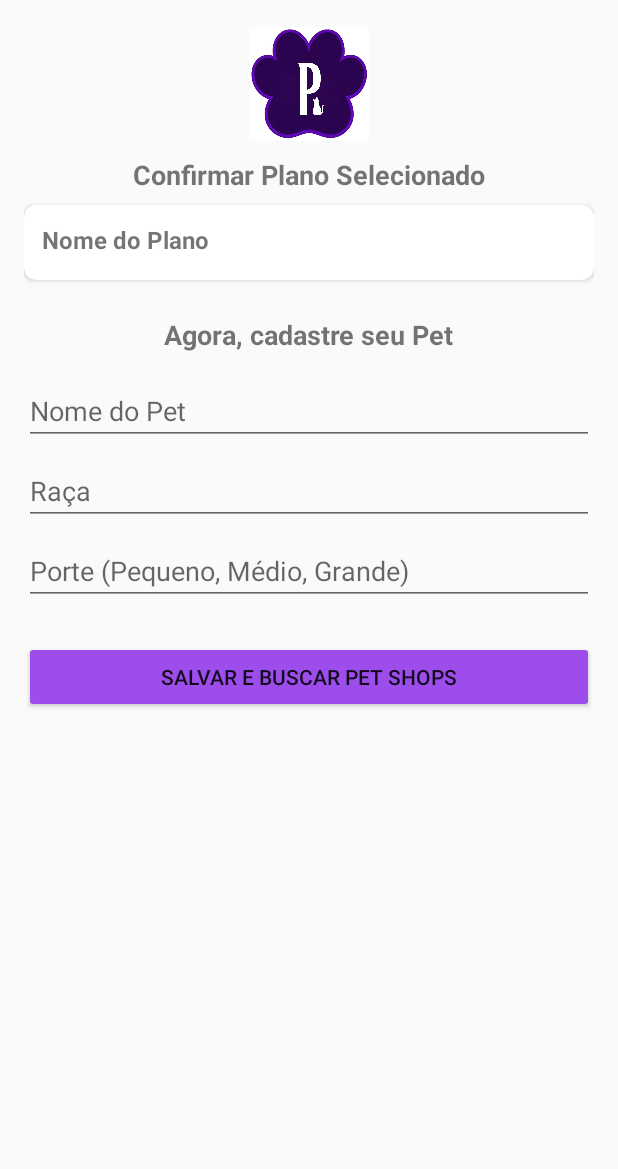
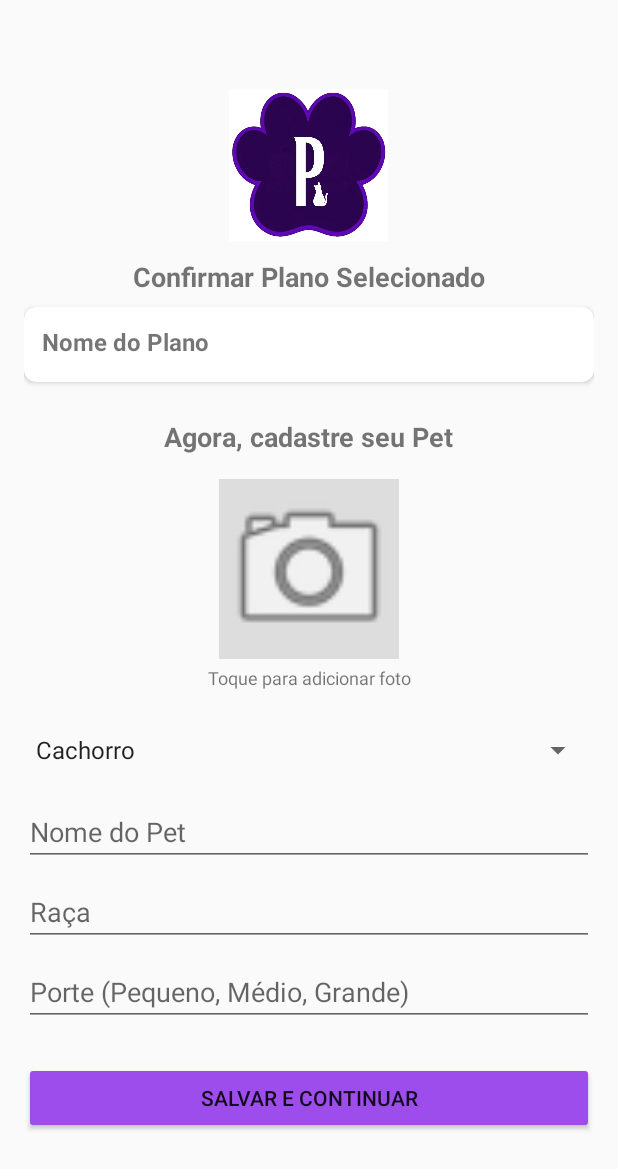
Before and after one commit to rk-sophia/PetPass, an Android app: the PerfilPetActivity screen opened directly, with no data from a screen before it, on a phone screen of 412 x 824 dp. Shown: the top 1169 px of the screen. Run offline under Robolectric (Android 15) with nearby library versions, the phone set to English and light mode, and no system bars; our stand-ins replace Firebase (no records; nobody signed in at launch, a user with empty details on screens opened directly); pictures from the network do not load.

Commit message:
colocando no tema do prjeto e estilizando as páginas

```diff
--- a/app/build.gradle.kts
+++ b/app/build.gradle.kts
@@ -53,6 +53,7 @@ dependencies {
     implementation(platform(libs.firebase.bom))
     implementation(libs.firebase.firestore)
     implementation(libs.firebase.auth)
+    implementation(libs.firebase.storage)
     implementation(libs.recyclerview)
 
     testImplementation(libs.junit)
--- a/app/src/main/AndroidManifest.xml
+++ b/app/src/main/AndroidManifest.xml
@@ -9,7 +9,7 @@
 
     <application
         android:allowBackup="true"
-        android:icon="@mipmap/ic_launcher"
+        android:icon="@drawable/favcon"
         android:label="PetPass Tutor"
         android:theme="@style/Theme.AppCompat.Light.NoActionBar">
 
--- a/app/src/main/java/com/petpass/tutor/PerfilPetActivity.java
+++ b/app/src/main/java/com/petpass/tutor/PerfilPetActivity.java
@@ -1,28 +1,44 @@
 package com.petpass.tutor;
 
 import android.content.Intent;
+import android.net.Uri;
 import android.os.Bundle;
+import android.provider.MediaStore;
 import android.widget.Button;
 import android.widget.EditText;
+import android.widget.ImageView;
+import android.widget.Spinner;
 import android.widget.TextView;
 import android.widget.Toast;
+import androidx.annotation.Nullable;
 import androidx.appcompat.app.AppCompatActivity;
 import androidx.recyclerview.widget.LinearLayoutManager;
 import androidx.recyclerview.widget.RecyclerView;
 import com.google.firebase.auth.FirebaseAuth;
 import com.google.firebase.firestore.FirebaseFirestore;
+import com.google.firebase.storage.FirebaseStorage;
+import com.google.firebase.storage.StorageReference;
 import java.util.ArrayList;
 import java.util.HashMap;
 import java.util.Map;
+import java.util.UUID;
 
 public class PerfilPetActivity extends AppCompatActivity {
 
+    private static final int PICK_IMAGE_REQUEST = 71;
+
     private EditText etNomePet, etRacaPet, etPortePet;
+    private Spinner spTipoPet;
+    private ImageView imgPetFoto;
     private Button btnSalvarPet;
     private TextView tvNomePlanoSelecionado;
     private RecyclerView rvBeneficiosPlano;
+
+    private Uri filePath;
     private FirebaseAuth mAuth;
     private FirebaseFirestore db;
+    private FirebaseStorage storage;
+    private StorageReference storageReference;
 
     @Override
     protected void onCreate(Bundle savedInstanceState) {
@@ -31,10 +47,14 @@ public class PerfilPetActivity extends AppCompatActivity {
 
         mAuth = FirebaseAuth.getInstance();
         db = FirebaseFirestore.getInstance();
+        storage = FirebaseStorage.getInstance();
+        storageReference = storage.getReference();
 
         etNomePet = findViewById(R.id.etNomePet);
         etRacaPet = findViewById(R.id.etRacaPet);
         etPortePet = findViewById(R.id.etPortePet);
+        spTipoPet = findViewById(R.id.spTipoPet);
+        imgPetFoto = findViewById(R.id.imgPetFoto);
         btnSalvarPet = findViewById(R.id.btnSalvarPet);
         tvNomePlanoSelecionado = findViewById(R.id.tvNomePlanoSelecionado);
         rvBeneficiosPlano = findViewById(R.id.rvBeneficiosPlano);
@@ -52,19 +72,57 @@ public class PerfilPetActivity extends AppCompatActivity {
             rvBeneficiosPlano.setAdapter(adapter);
         }
 
+        imgPetFoto.setOnClickListener(v -> escolherImagem());
         btnSalvarPet.setOnClickListener(v -> salvarPetESeguir());
+    }
+
+    private void escolherImagem() {
+        Intent intent = new Intent();
+        intent.setType("image/*");
+        intent.setAction(Intent.ACTION_GET_CONTENT);
+        startActivityForResult(Intent.createChooser(intent, "Selecione a foto do pet"), PICK_IMAGE_REQUEST);
+    }
+
+    @Override
+    protected void onActivityResult(int requestCode, int resultCode, @Nullable Intent data) {
+        super.onActivityResult(requestCode, resultCode, data);
+        if (requestCode == PICK_IMAGE_REQUEST && resultCode == RESULT_OK && data != null && data.getData() != null) {
+            filePath = data.getData();
+            imgPetFoto.setImageURI(filePath);
+        }
     }
 
     private void salvarPetESeguir() {
         String nome = etNomePet.getText().toString().trim();
         String raca = etRacaPet.getText().toString().trim();
         String porte = etPortePet.getText().toString().trim();
+        String tipo = spTipoPet.getSelectedItem().toString();
 
         if (nome.isEmpty() || raca.isEmpty() || porte.isEmpty()) {
             Toast.makeText(this, "Preencha todos os campos do pet", Toast.LENGTH_SHORT).show();
             return;
         }
 
+        if (filePath != null) {
+            uploadImagemESalvar(nome, raca, porte, tipo);
+        } else {
+            salvarNoFirestore(nome, raca, porte, tipo, null);
+        }
+    }
+
+    private void uploadImagemESalvar(String nome, String raca, String porte, String tipo) {
+        StorageReference ref = storageReference.child("pets/" + UUID.randomUUID().toString());
+        ref.putFile(filePath)
+            .addOnSuccessListener(taskSnapshot -> ref.getDownloadUrl().addOnSuccessListener(uri -> {
+                salvarNoFirestore(nome, raca, porte, tipo, uri.toString());
+            }))
+            .addOnFailureListener(e -> {
+                Toast.makeText(this, "Falha no upload: " + e.getMessage(), Toast.LENGTH_SHORT).show();
+                salvarNoFirestore(nome, raca, porte, tipo, null);
+            });
+    }
+
+    private void salvarNoFirestore(String nome, String raca, String porte, String tipo, @Nullable String fotoUrl) {
         String userId = mAuth.getCurrentUser() != null ? mAuth.getCurrentUser().getUid() : null;
         if (userId == null) return;
 
@@ -72,11 +130,15 @@ public class PerfilPetActivity extends AppCompatActivity {
         pet.put("nome", nome);
         pet.put("raca", raca);
         pet.put("porte", porte);
-        pet.put("plano", getIntent().getStringExtra("NOME_PLANO"));
+        pet.put("tipo", tipo);
+        pet.put("fotoUrl", fotoUrl);
+        String nomePlano = getIntent().getStringExtra("NOME_PLANO");
+        pet.put("plano", nomePlano);
 
         db.collection("usuarios").document(userId).collection("pets").add(pet)
             .addOnSuccessListener(documentReference -> {
                 Intent intent = new Intent(PerfilPetActivity.this, CheckoutActivity.class);
+                intent.putExtra("NOME_PLANO", nomePlano); // Garante que o plano chegue no checkout
                 startActivity(intent);
             })
             .addOnFailureListener(e -> Toast.makeText(this, "Erro ao salvar pet", Toast.LENGTH_SHORT).show());
--- a/app/src/main/res/layout/activity_mapa_parceiros.xml
+++ b/app/src/main/res/layout/activity_mapa_parceiros.xml
@@ -31,7 +31,7 @@
             android:layout_height="wrap_content"
             android:layout_margin="16dp"
             android:backgroundTint="#673AB7"
-            android:text="Gerar Check-in / QR Code" />
+            android:text="Selecionar Estabelecimento" />
     </LinearLayout>
 
     <!-- Estado 3: VAZIO -->
--- a/app/src/main/res/layout/activity_perfil_pet.xml
+++ b/app/src/main/res/layout/activity_perfil_pet.xml
@@ -1,17 +1,24 @@
 <?xml version="1.0" encoding="utf-8"?>
-<androidx.constraintlayout.widget.ConstraintLayout xmlns:android="http://schemas.android.com/apk/res/android"
+<androidx.core.widget.NestedScrollView xmlns:android="http://schemas.android.com/apk/res/android"
     xmlns:app="http://schemas.android.com/apk/res-auto"
     xmlns:tools="http://schemas.android.com/tools"
     android:layout_width="match_parent"
     android:layout_height="match_parent"
+    android:fillViewport="true">
+
+    <androidx.constraintlayout.widget.ConstraintLayout
+        android:layout_width="match_parent"
+        android:layout_height="wrap_content"
         android:padding="16dp">
 
         <ImageView
             android:id="@+id/imgLogoPerfil"
-        android:layout_width="80dp"
-        android:layout_height="80dp"
+            android:layout_width="106dp"
+            android:layout_height="108dp"
+            android:layout_marginTop="40dp"
             android:src="@drawable/favcon"
             app:layout_constraintEnd_toEndOf="parent"
+            app:layout_constraintHorizontal_bias="0.498"
             app:layout_constraintStart_toStartOf="parent"
             app:layout_constraintTop_toTopOf="parent" />
 
@@ -70,13 +77,44 @@
             app:layout_constraintStart_toStartOf="parent"
             app:layout_constraintTop_toBottomOf="@+id/cardPlanoSelecionado" />
 
+        <ImageView
+            android:id="@+id/imgPetFoto"
+            android:layout_width="120dp"
+            android:layout_height="120dp"
+            android:layout_marginTop="16dp"
+            android:background="#DDDDDD"
+            android:scaleType="centerCrop"
+            android:src="@android:drawable/ic_menu_camera"
+            app:layout_constraintEnd_toEndOf="parent"
+            app:layout_constraintStart_toStartOf="parent"
+            app:layout_constraintTop_toBottomOf="@+id/tvTituloPet" />
+
+        <TextView
+            android:id="@+id/tvUploadFoto"
+            android:layout_width="wrap_content"
+            android:layout_height="wrap_content"
+            android:layout_marginTop="4dp"
+            android:text="Toque para adicionar foto"
+            android:textSize="12sp"
+            app:layout_constraintEnd_toEndOf="parent"
+            app:layout_constraintStart_toStartOf="parent"
+            app:layout_constraintTop_toBottomOf="@+id/imgPetFoto" />
+
+        <Spinner
+            android:id="@+id/spTipoPet"
+            android:layout_width="match_parent"
+            android:layout_height="48dp"
+            android:layout_marginTop="16dp"
+            android:entries="@array/tipos_pet"
+            app:layout_constraintTop_toBottomOf="@+id/tvUploadFoto" />
+
         <EditText
             android:id="@+id/etNomePet"
             android:layout_width="match_parent"
             android:layout_height="wrap_content"
-        android:layout_marginTop="16dp"
+            android:layout_marginTop="8dp"
             android:hint="Nome do Pet"
-        app:layout_constraintTop_toBottomOf="@+id/tvTituloPet" />
+            app:layout_constraintTop_toBottomOf="@+id/spTipoPet" />
 
         <EditText
             android:id="@+id/etRacaPet"
@@ -100,7 +138,8 @@
             android:layout_height="wrap_content"
             android:layout_marginTop="24dp"
             android:backgroundTint="#9C4DEB"
-        android:text="Salvar e Buscar Pet Shops"
+            android:text="Salvar e Continuar"
             app:layout_constraintTop_toBottomOf="@+id/etPortePet" />
 
     </androidx.constraintlayout.widget.ConstraintLayout>
+</androidx.core.widget.NestedScrollView>
--- a/app/src/main/res/layout/activity_planos.xml
+++ b/app/src/main/res/layout/activity_planos.xml
@@ -10,9 +10,10 @@
         android:id="@+id/imgLogoPlanos"
         android:layout_width="120dp"
         android:layout_height="120dp"
-        android:layout_marginTop="16dp"
+        android:layout_marginTop="40dp"
         android:src="@drawable/favcon"
         app:layout_constraintEnd_toEndOf="parent"
+        app:layout_constraintHorizontal_bias="0.498"
         app:layout_constraintStart_toStartOf="parent"
         app:layout_constraintTop_toTopOf="parent" />
 
--- a/app/src/main/res/layout/activity_qr_code_checkin.xml
+++ b/app/src/main/res/layout/activity_qr_code_checkin.xml
@@ -24,8 +24,9 @@
         android:id="@+id/btnScan"
         android:layout_width="wrap_content"
         android:layout_height="wrap_content"
-        android:text="Abrir Câmera"
-        android:layout_marginTop="32dp"/>
+        android:layout_marginTop="32dp"
+        android:backgroundTint="#9C4DEB"
+        android:text="Abrir Câmera" />
 
     <TextView
         android:id="@+id/tvResult"
--- a/app/src/main/res/values/strings.xml
+++ b/app/src/main/res/values/strings.xml
@@ -1,3 +1,7 @@
 <resources>
     <string name="app_name">PetPass</string>
+    <string-array name="tipos_pet">
+        <item>Cachorro</item>
+        <item>Gato</item>
+    </string-array>
 </resources>
--- a/gradle/libs.versions.toml
+++ b/gradle/libs.versions.toml
@@ -25,6 +25,7 @@ constraintlayout = { group = "androidx.constraintlayout", name = "constraintlayo
 firebase-bom = { group = "com.google.firebase", name = "firebase-bom", version.ref = "firebaseBom" }
 firebase-firestore = { group = "com.google.firebase", name = "firebase-firestore" }
 firebase-auth = { group = "com.google.firebase", name = "firebase-auth" }
+firebase-storage = { group = "com.google.firebase", name = "firebase-storage" }
 play-services-maps = { group = "com.google.android.gms", name = "play-services-maps", version.ref = "playServicesMaps" }
 play-services-location = { group = "com.google.android.gms", name = "play-services-location", version.ref = "playServicesLocation" }
 zxing-android-embedded = { group = "com.journeyapps", name = "zxing-android-embedded", version.ref = "zxingAndroidEmbedded" }
```
Also changed, not shown: app/src/main/res/layout/activity_cadastro.xml (+12 -2 lines), app/src/main/res/layout/activity_checkout.xml (+8 -3 lines). Lines whose indentation alone changed are shown as unchanged.
